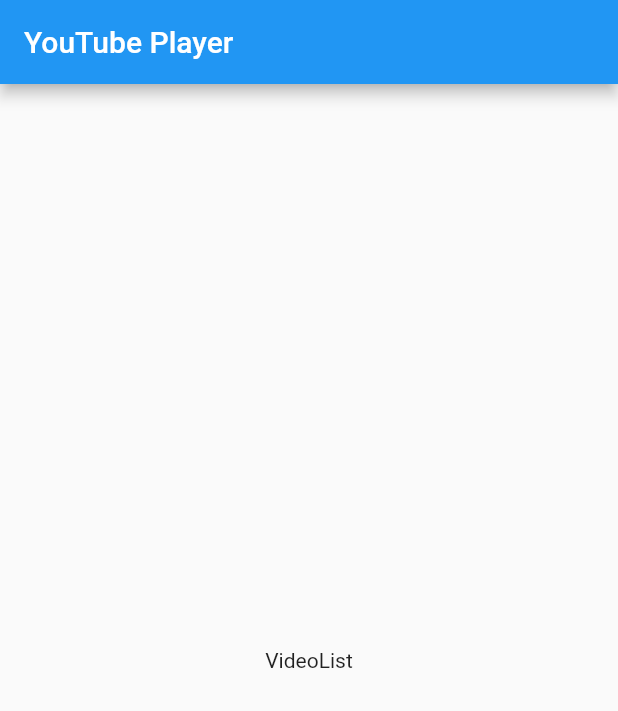
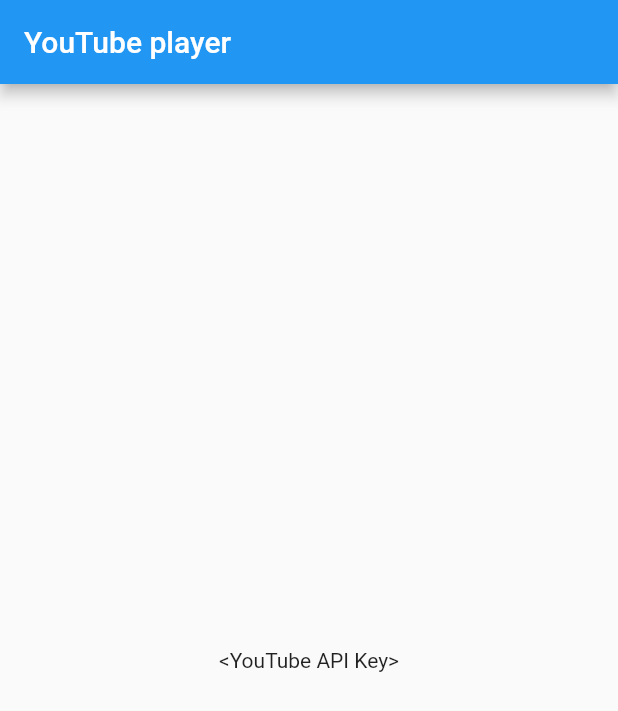
Before and after one commit to eyasuyuki/youtube-player, a Flutter app: the screen it shows after launch, on a phone screen of 412 x 824 dp. Shown: the top 711 px of the screen. Run offline on Flutter 3.47's test engine with Material 2 defaults, Android fonts, the phone set to English and light mode, and no system bars.

Commit message:
use Strings.of(context).apiKey

```diff
--- a/lib/main.dart
+++ b/lib/main.dart
@@ -80,25 +80,23 @@ class VideoList extends StatefulWidget {
 }
 
 class _VideoListState extends State<VideoList> {
-  static final apiKey = Platform.environment['YOUTUBE_API_KEY'];
   @override
   void initState() {
     super.initState();
   }
 
   void search(String text) {
+    // TODO search
   }
 
   @override
   Widget build(BuildContext context) {
-    String title = apiKey;
-    if (title == null) title = 'VideoList';
     return Scaffold(
       appBar: new AppBar(
-        title: const Text('YouTube Player'),
+        title: Text(Strings.of(context).title),
       ),
       body: new Center(
-        child: Text(title),
+        child: Text(Strings.of(context).apiKey),
       ),
     );
   }
```
